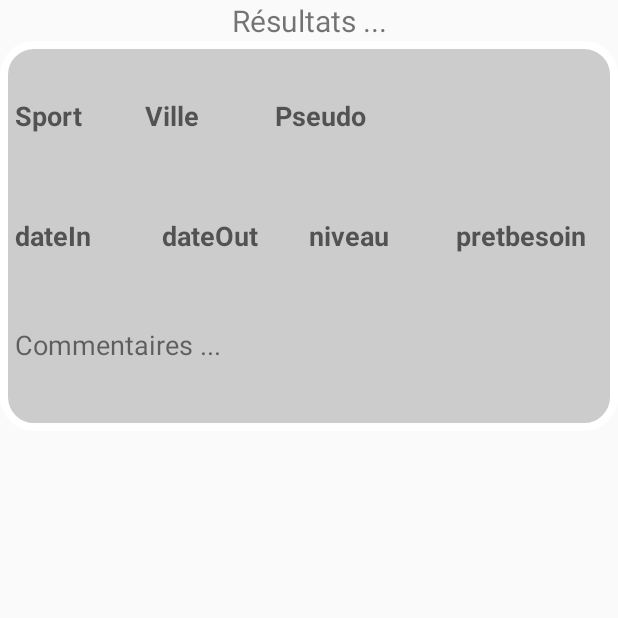
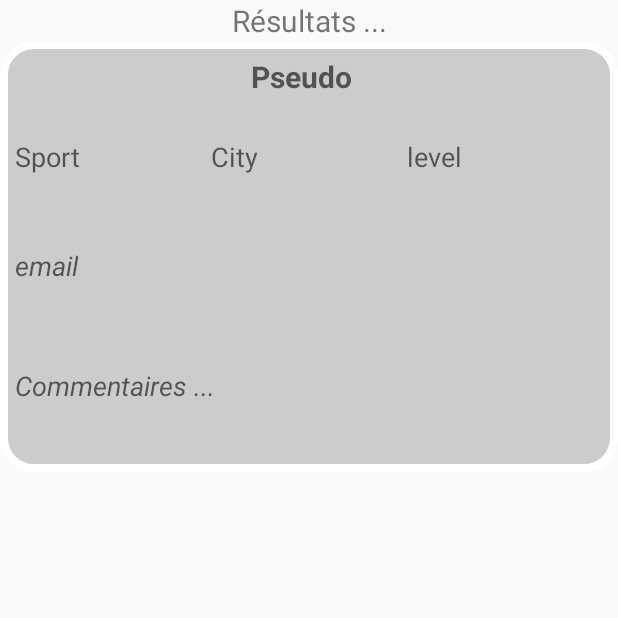
Before and after one commit to axel-thiel/FAP_Android, an Android app: the DetailAndResultCardActivity screen opened directly, with no data from a screen before it, on a phone screen of 412 x 824 dp, the top half of it. Run offline under Robolectric (Android 15) with nearby library versions, the phone set to English and light mode, and no system bars; 5 statements that could not run were skipped.

Commit message:
start to creat cardSqlBdd

```diff
--- a/app/src/main/AndroidManifest.xml
+++ b/app/src/main/AndroidManifest.xml
@@ -18,7 +18,7 @@
         <activity android:name=".userHomeActivity"/>
         <activity android:name=".DetailAndResultCardActivity"/>
         <activity android:name=".CreateUserActivity"/>
-        <activity android:name=".CreateResearchCardActivity"/>
+        <activity android:name=".CreateNewCardActivity"/>
 
 
 
--- a/app/src/main/java/com/findactivitypartner/damienaxel/findactivitypartner_app/DetailAndResultCardActivity.java
+++ b/app/src/main/java/com/findactivitypartner/damienaxel/findactivitypartner_app/DetailAndResultCardActivity.java
@@ -2,7 +2,6 @@ package com.findactivitypartner.damienaxel.findactivitypartner_app;
 
 import android.app.Activity;
 import android.os.Bundle;
-import android.widget.ImageView;
 import android.widget.ListView;
 import android.widget.TextView;
 
@@ -19,30 +18,22 @@ public class DetailAndResultCardActivity extends Activity {
     protected void onCreate(Bundle savedInstanceState) {
         super.onCreate(savedInstanceState);
         setContentView(R.layout.card_detail_and_results);
+
         TextView textViewSport = (TextView) findViewById(R.id.detail_text_view_sport);
         TextView textViewVille = (TextView) findViewById(R.id.detail_text_view_ville);
         TextView textViewPseudo = (TextView) findViewById(R.id.detail_text_view_pseudo);
-        TextView textViewDateIn = (TextView) findViewById(R.id.detail_text_view_dateIn);
-        TextView textViewDateOut = (TextView) findViewById(R.id.detail_text_view_dateOut);
-        TextView textViewNiveau = (TextView) findViewById(R.id.detail_text_view_niveau);
-        TextView textViewPret = (TextView) findViewById(R.id.detail_text_view_pretbesoin);
-        TextView textViewCommentaire = (TextView) findViewById(R.id.detail_text_view_commentaire);
-        ImageView imageView = (ImageView) findViewById(R.id.detail_image_user_fiche);
+
         ListView listAssociatedCard = (ListView) findViewById(R.id.list_view_associatedCards);
 
         Bundle bundle = getIntent().getExtras();
-        ActivityCard UserCardChoose = (ActivityCard) bundle.get("choosedUserCard");
-        textViewSport.setText(UserCardChoose.getSport());
-        textViewVille.setText(UserCardChoose.getVille());
+        Card UserCardChoose = (Card) bundle.get("choosedUserCard");
+        textViewSport.setText(UserCardChoose.getActivity());
+        textViewVille.setText(UserCardChoose.getCity());
         textViewPseudo.setText(UserCardChoose.getLogin());
-        textViewDateIn.setText(UserCardChoose.getDateDebut());
-        textViewDateOut.setText(UserCardChoose.getDateFin());
-        textViewNiveau.setText(UserCardChoose.getNiveauActivite());
-        textViewCommentaire.setText(UserCardChoose.getComentaireActivite());
-        imageView.setImageResource(UserCardChoose.getImage());
+
 
         // method to find the associates cards in the fake database
-        List<ActivityCard> associatedCards = DataBaseUserCard.createListOfAssociatedCard(UserCardChoose);
+        List<Card> associatedCards = DataBaseUserCard.createListOfAssociatedCard(UserCardChoose);
 
         FicheUserAdapter ficheUserAdapter = new FicheUserAdapter(this, R.layout.adapter_fiche_user, associatedCards);
         listAssociatedCard.setAdapter(ficheUserAdapter);
--- a/app/src/main/java/com/findactivitypartner/damienaxel/findactivitypartner_app/FicheUserAdapter.java
+++ b/app/src/main/java/com/findactivitypartner/damienaxel/findactivitypartner_app/FicheUserAdapter.java
@@ -5,7 +5,6 @@ import android.view.LayoutInflater;
 import android.view.View;
 import android.view.ViewGroup;
 import android.widget.ArrayAdapter;
-import android.widget.ImageView;
 import android.widget.TextView;
 
 import java.util.List;
@@ -15,10 +14,10 @@ import java.util.List;
  */
 public class FicheUserAdapter extends ArrayAdapter {
 
-    private ActivityCard ficheActivity;
-    private  List<ActivityCard> listeActivite;
 
-    public FicheUserAdapter(Context context, int resource, List<ActivityCard> liste) {
+    private  List<Card> listeActivite;
+
+    public FicheUserAdapter(Context context, int resource, List<Card> liste) {
         super(context, resource, liste);
         listeActivite = liste;
     }
@@ -29,13 +28,14 @@ public class FicheUserAdapter extends ArrayAdapter {
         TextView textViewSport = (TextView) convertView.findViewById(R.id.text_view_sport);
         TextView textViewVille = (TextView) convertView.findViewById(R.id.text_view_ville);
         TextView textViewPseudo = (TextView) convertView.findViewById(R.id.text_view_pseudo);
-        ImageView imageUser = (ImageView) convertView.findViewById(R.id.image_user_fiche);
 
 
-        textViewSport.setText(listeActivite.get(position).getSport());
-        textViewVille.setText(listeActivite.get(position).getVille());
+
+        textViewSport.setText(listeActivite.get(position).getActivity());
+        textViewVille.setText(listeActivite.get(position).getCity());
         textViewPseudo.setText(listeActivite.get(position).getLogin());
-        imageUser.setImageResource(listeActivite.get(position).getImage());
+
+
 
 
         return convertView;
--- a/app/src/main/res/layout/card_detail_and_results.xml
+++ b/app/src/main/res/layout/card_detail_and_results.xml
@@ -2,6 +2,7 @@
 <LinearLayout xmlns:android="http://schemas.android.com/apk/res/android"
     android:orientation="vertical" android:layout_width="match_parent"
     android:layout_height="match_parent">
+
 
     <LinearLayout
         android:layout_width="match_parent"
@@ -29,12 +30,13 @@
                 android:layout_height="wrap_content"
                 android:orientation="horizontal"
                 >
+
+
                 <TextView
-
-                    android:layout_gravity="center"
-                    android:id="@+id/detail_text_view_sport"
-                    android:hint="Sport"
-                    android:textSize="18dp"
+                    android:gravity="center"
+                    android:id="@+id/detail_text_view_pseudo"
+                    android:hint="Pseudo"
+                    android:textSize="20dp"
                     android:layout_width="0dp"
                     android:layout_height="wrap_content"
                     android:layout_weight="2"
@@ -42,39 +44,7 @@
                     android:textStyle="bold"
                     />
 
-                <TextView
 
-                    android:layout_gravity="center"
-                    android:id="@+id/detail_text_view_ville"
-                    android:hint="Ville"
-                    android:textSize="18dp"
-                    android:layout_width="0dp"
-                    android:layout_height="wrap_content"
-                    android:layout_weight="2"
-                    android:paddingEnd="10dp"
-                    android:textStyle="bold"
-                    />
-
-                <TextView
-                    android:layout_gravity="center"
-                    android:id="@+id/detail_text_view_pseudo"
-                    android:hint="Pseudo"
-                    android:textSize="18dp"
-                    android:layout_width="0dp"
-                    android:layout_height="wrap_content"
-                    android:layout_weight="2"
-                    android:paddingEnd="10dp"
-                    android:textStyle="bold"
-                    />
-
-                <ImageView
-                    android:id="@+id/detail_image_user_fiche"
-                    android:layout_gravity="center"
-                    android:layout_width="0dp"
-                    android:layout_height="80dp"
-                    android:layout_weight="3"
-
-                    />
 
             </LinearLayout>
 
@@ -87,55 +57,62 @@
                     android:layout_height="80dp"
                     android:orientation="horizontal"
                     >
+
             <TextView
 
                 android:layout_gravity="center"
-                        android:id="@+id/detail_text_view_dateIn"
-                        android:hint="dateIn"
+                android:id="@+id/detail_text_view_sport"
+                android:hint="Sport"
                 android:textSize="18dp"
                 android:layout_width="0dp"
                 android:layout_height="wrap_content"
                 android:layout_weight="2"
                 android:paddingEnd="10dp"
-                        android:textStyle="bold"
+
                 />
 
             <TextView
 
                 android:layout_gravity="center"
-                        android:id="@+id/detail_text_view_dateOut"
-                        android:hint="dateOut"
+                android:id="@+id/detail_text_view_ville"
+                android:hint="City"
                 android:textSize="18dp"
                 android:layout_width="0dp"
                 android:layout_height="wrap_content"
                 android:layout_weight="2"
                 android:paddingEnd="10dp"
-                        android:textStyle="bold"
+
                 />
 
                     <TextView
                         android:layout_gravity="center"
                         android:id="@+id/detail_text_view_niveau"
-                        android:hint="niveau"
+                        android:hint="level"
                         android:textSize="18dp"
                         android:layout_width="0dp"
                         android:layout_height="wrap_content"
                         android:layout_weight="2"
                         android:paddingEnd="10dp"
-                        android:textStyle="bold"
+
                         />
 
+
+
+        </LinearLayout>
+
+        <LinearLayout
+            android:layout_width="wrap_content"
+            android:layout_height="80dp">
+
             <TextView
+                android:id="@+id/detail_text_view_email"
+                android:layout_width="wrap_content"
+                android:layout_height="wrap_content"
+                android:layout_marginTop="20dp"
+                android:textSize="18dp"
+                android:hint = "email"
+                android:textStyle="italic"
 
-                        android:layout_gravity="center"
-                        android:id="@+id/detail_text_view_pretbesoin"
-                        android:hint="pretbesoin"
-                        android:textSize="18dp"
-                        android:layout_width="0dp"
-                        android:layout_height="wrap_content"
-                        android:layout_weight="2"
-                        android:paddingEnd="10dp"
-                        android:textStyle="bold"
                 />
 
         </LinearLayout>
@@ -150,7 +127,8 @@
     android:layout_height="wrap_content"
     android:layout_marginTop="20dp"
     android:textSize="18dp"
-        android:text="Commentaires ..."
+    android:hint = "Commentaires ..."
+    android:textStyle="italic"
     />
 
 </LinearLayout>
--- a/app/src/main/res/layout/create_user_profile.xml
+++ b/app/src/main/res/layout/create_user_profile.xml
@@ -39,7 +39,7 @@
         android:layout_gravity="end"
         android:layout_marginTop="20dp"
         android:onClick="onCreateUser"
-        android:text="Submit"
+        android:text="Ok"
         />
 
 </LinearLayout>
--- a/app/src/main/res/layout/user_home.xml
+++ b/app/src/main/res/layout/user_home.xml
@@ -9,7 +9,7 @@
         android:gravity="center"
         android:layout_height="wrap_content"
         android:textSize="@dimen/Titre1"
-        android:text="PROFILE"
+        android:text="Your cards"
         android:layout_marginTop="10dp"
         android:layout_marginBottom="10dp"
         />
@@ -25,10 +25,10 @@
     <Button
         android:layout_width="wrap_content"
         android:layout_height="wrap_content"
-        android:text="Nouvelle Recherche"
+        android:text="New card"
         android:layout_gravity="end"
         android:layout_marginTop="20dp"
-        android:onClick="onCreateNewResearch"
+        android:onClick="onCreateNewCard"
         />
 
 
```
Also changed, not shown: app/src/main/java/com/findactivitypartner/damienaxel/findactivitypartner_app/ActivityCard.java (deleted, +0 -121 lines), app/src/main/java/com/findactivitypartner/damienaxel/findactivitypartner_app/Card.java (added, +77 -0 lines), app/src/main/java/com/findactivitypartner/damienaxel/findactivitypartner_app/CardBDD.java (added, +48 -0 lines), app/src/main/java/com/findactivitypartner/damienaxel/findactivitypartner_app/CreateNewCardActivity.java (added, +35 -0 lines), app/src/main/java/com/findactivitypartner/damienaxel/findactivitypartner_app/CreateResearchCardActivity.java (deleted, +0 -16 lines), app/src/main/java/com/findactivitypartner/damienaxel/findactivitypartner_app/CreateUserActivity.java (+5 -5 lines), app/src/main/java/com/findactivitypartner/damienaxel/findactivitypartner_app/DataBaseUserCard.java (+23 -35 lines), app/src/main/java/com/findactivitypartner/damienaxel/findactivitypartner_app/MainActivity.java (+14 -4 lines), app/src/main/java/com/findactivitypartner/damienaxel/findactivitypartner_app/SqliteBddUserCards.java (added, +42 -0 lines), app/src/main/java/com/findactivitypartner/damienaxel/findactivitypartner_app/SqliteBddUserProfiles.java (+6 -6 lines), app/src/main/java/com/findactivitypartner/damienaxel/findactivitypartner_app/UserBDD.java (+7 -47 lines), app/src/main/java/com/findactivitypartner/damienaxel/findactivitypartner_app/userHomeActivity.java (+6 -4 lines), app/src/main/res/layout/adapter_fiche_user.xml (+31 -15 lines), app/src/main/res/layout/create_card_user.xml (+22 -15 lines). Lines whose indentation alone changed are shown as unchanged.
